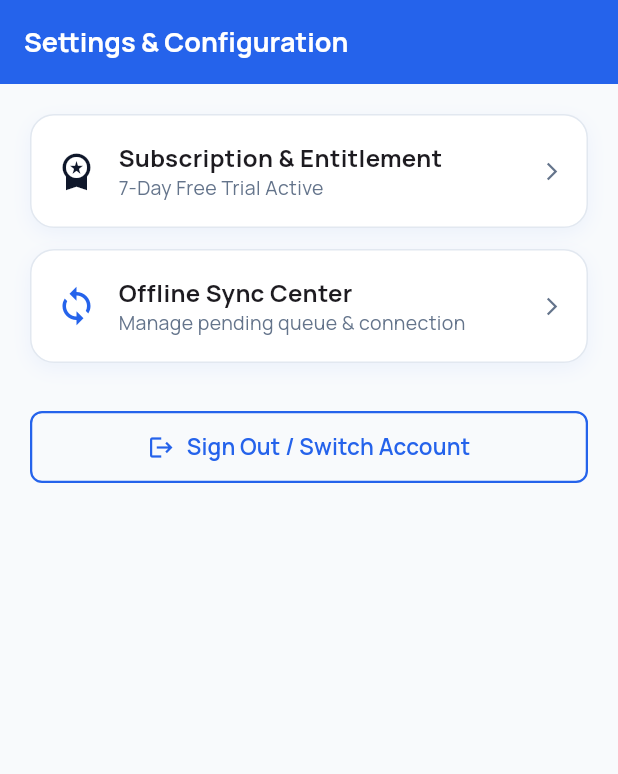
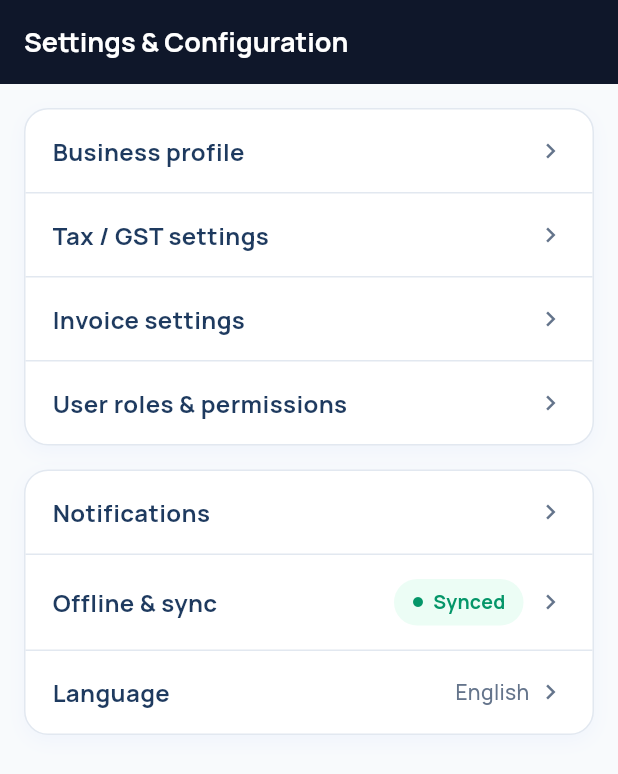
Before and after one commit to Xenotrix-Technologies/xenoBiz-flutter, a Flutter app: the SettingsPage screen opened by its route, on a phone screen of 412 x 824 dp. Shown: the top 774 px of the screen. Run offline on Flutter 3.47's test engine with Material 3 defaults, Android fonts, the phone set to English and light mode, and no system bars; our stand-ins replace connectivity_plus, dio, equatable, flutter_bloc, flutter_secure_storage, get_it and 3 more; accounts and stored records are empty.

Commit message:
feat: implement settings and configuration page with grouped utility tiles

```diff
--- a/lib/presentation/settings/pages/settings_page.dart
+++ b/lib/presentation/settings/pages/settings_page.dart
@@ -1,11 +1,9 @@
 import 'package:flutter/material.dart';
-import 'package:flutter_bloc/flutter_bloc.dart';
+
 import 'package:go_router/go_router.dart';
-import '../../../application/bloc/auth_bloc.dart';
+
 import '../../../application/routing/route_names.dart';
 import '../../../const/colors.dart';
-import '../../widgets/app_button.dart';
-import '../../widgets/app_card.dart';
 
 class SettingsPage extends StatelessWidget {
   const SettingsPage({super.key});
@@ -16,66 +14,229 @@ class SettingsPage extends StatelessWidget {
       backgroundColor: AppColors.background,
       appBar: AppBar(
         title: const Text('Settings & Configuration'),
-        backgroundColor: AppColors.primary,
+        backgroundColor: AppColors.deepNavy,
         foregroundColor: Colors.white,
+        elevation: 0,
       ),
       body: SingleChildScrollView(
-        padding: const EdgeInsets.all(20),
+        padding: const EdgeInsets.all(16.0),
         child: Column(
           crossAxisAlignment: CrossAxisAlignment.start,
           children: [
-            AppCard(
-              onTap: () => context.push(RouteNames.subscription),
+            // Business & Account Settings Group
+            _SettingsGroupCard(
+              tiles: [
+                _SettingsTile(
+                  title: 'Business profile',
+                  onTap: () {
+                    ScaffoldMessenger.of(context).showSnackBar(
+                      const SnackBar(
+                          content: Text('Business profile settings')),
+                    );
+                  },
+                ),
+                _SettingsTile(
+                  title: 'Tax / GST settings',
+                  onTap: () {
+                    ScaffoldMessenger.of(context).showSnackBar(
+                      const SnackBar(content: Text('Tax & GST settings')),
+                    );
+                  },
+                ),
+                _SettingsTile(
+                  title: 'Invoice settings',
+                  onTap: () {
+                    ScaffoldMessenger.of(context).showSnackBar(
+                      const SnackBar(content: Text('Invoice settings')),
+                    );
+                  },
+                ),
+                _SettingsTile(
+                  title: 'User roles & permissions',
+                  onTap: () {
+                    ScaffoldMessenger.of(context).showSnackBar(
+                      const SnackBar(content: Text('User roles & permissions')),
+                    );
+                  },
+                ),
+              ],
+            ),
+            const SizedBox(height: 16),
+
+            // App Configuration & Sync Group
+            _SettingsGroupCard(
+              tiles: [
+                _SettingsTile(
+                  title: 'Notifications',
+                  onTap: () {
+                    ScaffoldMessenger.of(context).showSnackBar(
+                      const SnackBar(content: Text('Notification settings')),
+                    );
+                  },
+                ),
+                _SettingsTile(
+                  title: 'Offline & sync',
+                  trailing: Row(
+                    mainAxisSize: MainAxisSize.min,
+                    children: [
+                      Container(
+                        padding: const EdgeInsets.symmetric(
+                            horizontal: 12, vertical: 6),
+                        decoration: BoxDecoration(
+                          color: AppColors.successTint,
+                          borderRadius: BorderRadius.circular(20),
+                        ),
                         child: Row(
-                children: [
-                  const Icon(Icons.workspace_premium, color: AppColors.secondary, size: 28),
-                  const SizedBox(width: 14),
-                  Expanded(
-                    child: Column(
-                      crossAxisAlignment: CrossAxisAlignment.start,
+                          mainAxisSize: MainAxisSize.min,
                           children: const [
-                        Text('Subscription & Entitlement', style: TextStyle(fontWeight: FontWeight.w700, fontSize: 16)),
-                        Text('7-Day Free Trial Active', style: TextStyle(color: AppColors.outline, fontSize: 13)),
+                            Icon(Icons.circle,
+                                color: AppColors.success, size: 8),
+                            SizedBox(width: 6),
+                            Text(
+                              'Synced',
+                              style: TextStyle(
+                                color: AppColors.success,
+                                fontWeight: FontWeight.w700,
+                                fontSize: 13,
+                              ),
+                            ),
                           ],
                         ),
                       ),
-                  const Icon(Icons.arrow_forward_ios, size: 14, color: AppColors.outline),
+                      const SizedBox(width: 8),
+                      const Icon(
+                        Icons.chevron_right,
+                        color: AppColors.secondaryText,
+                        size: 20,
+                      ),
                     ],
                   ),
+                  onTap: () => context.push(RouteNames.offlineSync),
                 ),
-            const SizedBox(height: 14),
-            AppCard(
-              onTap: () => context.push(RouteNames.offlineSync),
-              child: Row(
-                children: [
-                  const Icon(Icons.sync, color: AppColors.primary, size: 28),
-                  const SizedBox(width: 14),
-                  Expanded(
-                    child: Column(
-                      crossAxisAlignment: CrossAxisAlignment.start,
+                _SettingsTile(
+                  title: 'Language',
+                  trailing: Row(
+                    mainAxisSize: MainAxisSize.min,
                     children: const [
-                        Text('Offline Sync Center', style: TextStyle(fontWeight: FontWeight.w700, fontSize: 16)),
-                        Text('Manage pending queue & connection', style: TextStyle(color: AppColors.outline, fontSize: 13)),
+                      Text(
+                        'English',
+                        style: TextStyle(
+                          color: AppColors.secondaryText,
+                          fontSize: 14,
+                          fontWeight: FontWeight.w500,
+                        ),
+                      ),
+                      SizedBox(width: 4),
+                      Icon(
+                        Icons.chevron_right,
+                        color: AppColors.secondaryText,
+                        size: 20,
+                      ),
                     ],
                   ),
+                  onTap: () {
+                    ScaffoldMessenger.of(context).showSnackBar(
+                      const SnackBar(content: Text('Language settings')),
+                    );
+                  },
                 ),
-                  const Icon(Icons.arrow_forward_ios, size: 14, color: AppColors.outline),
               ],
             ),
-            ),
-            const SizedBox(height: 32),
-            AppButton(
-              text: 'Sign Out / Switch Account',
-              variant: AppButtonVariant.outline,
-              icon: Icons.logout,
-              onPressed: () {
-                context.read<AuthBloc>().add(LogoutEvent());
-                context.go(RouteNames.login);
-              },
-            ),
+            const SizedBox(height: 28),
           ],
         ),
       ),
     );
   }
 }
+
+class _SettingsTile {
+  final String title;
+  final Widget? trailing;
+  final VoidCallback? onTap;
+
+  const _SettingsTile({
+    required this.title,
+    this.trailing,
+    this.onTap,
+  });
+}
+
+class _SettingsGroupCard extends StatelessWidget {
+  final List<_SettingsTile> tiles;
+
+  const _SettingsGroupCard({required this.tiles});
+
+  @override
+  Widget build(BuildContext context) {
+    return Container(
+      decoration: BoxDecoration(
+        color: AppColors.surfaceCard,
+        borderRadius: BorderRadius.circular(16),
+        border: Border.all(color: AppColors.border, width: 1.0),
+        boxShadow: [
+          BoxShadow(
+            color: AppColors.primary.withValues(alpha: 0.04),
+            blurRadius: 10,
+            offset: const Offset(0, 4),
+          ),
+        ],
+      ),
+      child: Column(
+        children: List.generate(tiles.length, (index) {
+          final isLast = index == tiles.length - 1;
+          final isFirst = index == 0;
+          final tile = tiles[index];
+
+          return Column(
+            children: [
+              Material(
+                color: Colors.transparent,
+                child: InkWell(
+                  onTap: tile.onTap,
+                  borderRadius: BorderRadius.vertical(
+                    top: isFirst ? const Radius.circular(16) : Radius.zero,
+                    bottom: isLast ? const Radius.circular(16) : Radius.zero,
+                  ),
+                  child: Padding(
+                    padding: const EdgeInsets.symmetric(
+                        horizontal: 18, vertical: 16),
+                    child: Row(
+                      children: [
+                        Expanded(
+                          child: Text(
+                            tile.title,
+                            style: const TextStyle(
+                              fontSize: 16,
+                              fontWeight: FontWeight.w700,
+                              color: AppColors.darkBlueText,
+                            ),
+                          ),
+                        ),
+                        if (tile.trailing != null) ...[
+                          tile.trailing!,
+                        ] else ...[
+                          const Icon(
+                            Icons.chevron_right,
+                            color: AppColors.secondaryText,
+                            size: 20,
+                          ),
+                        ],
+                      ],
+                    ),
+                  ),
+                ),
+              ),
+              if (!isLast)
+                const Divider(
+                  height: 1,
+                  thickness: 1,
+                  color: AppColors.border,
+                ),
+            ],
+          );
+        }),
+      ),
+    );
+  }
+}
```
Lines whose indentation alone changed are shown as unchanged.
